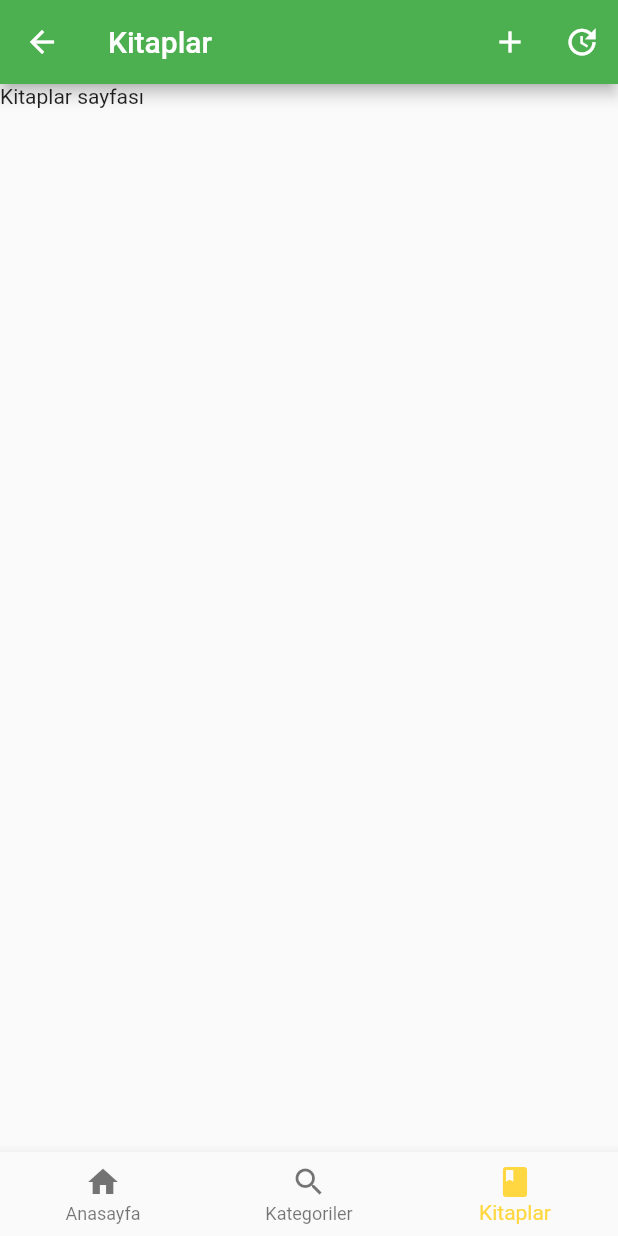
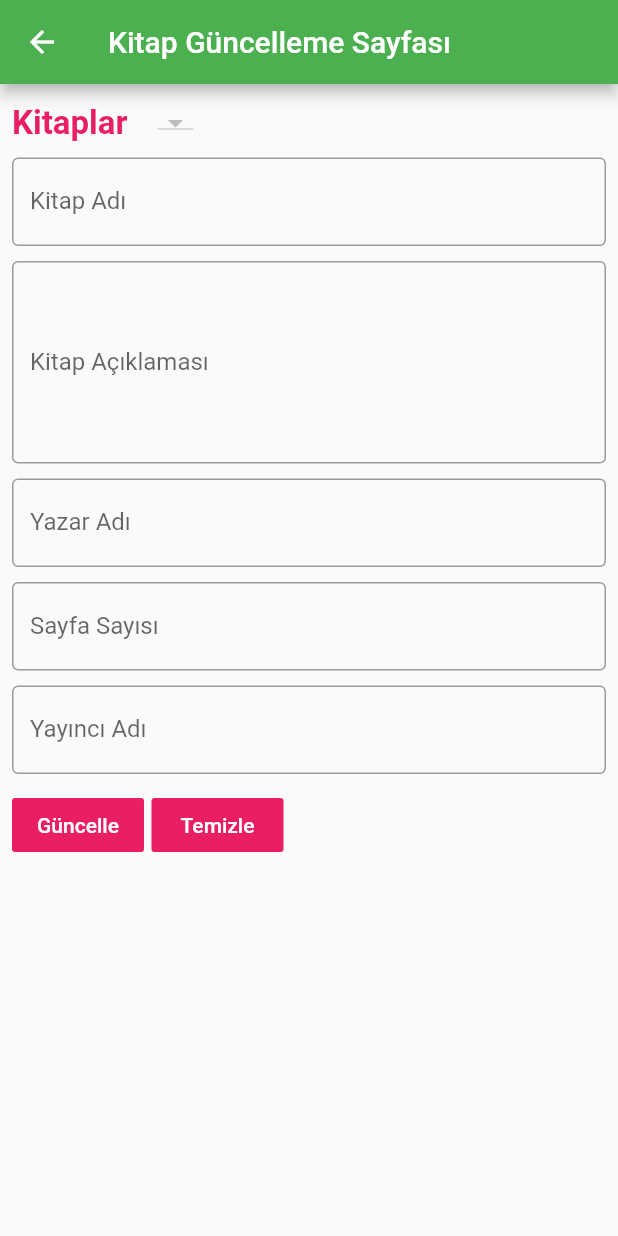
Before and after one commit to berkayismus/book_database, a Flutter app: the DashBoardScreen screen opened by its route, item 3 of the bottom bar chosen, after a tap on the "update" icon, on a phone screen of 412 x 824 dp. Run offline on Flutter 3.47's test engine with Material 2 defaults, Android fonts, the phone set to English and light mode, and no system bars; our stand-ins replace shared_preferences; accounts and stored records are empty; network calls fail.

Commit message:
book update page inserted

```diff
--- a/lib/data/api/book_api.dart
+++ b/lib/data/api/book_api.dart
@@ -18,6 +18,15 @@ class BookApi{
       }
     }
 
+    static Future getBooksAll() async {
+      // sadece aktif -> book_status = 1 olan kitapları getirir
+      var response = await http.get("$base_url/ibdb/books/all.php");
+      if(response.statusCode==200){
+        return response;
+      } else{
+        throw("Kitaplar getirilirken hata");
+      }
+    }
 
     static Future addBook(Book book) async {
       Map data = {
@@ -40,4 +49,21 @@ class BookApi{
       }
     }
 
+    static Future updateBook(Book book,String book_id) async {
+      Map data = {
+        "book_id":book_id,
+        "book_name":book.book_name,
+        "book_detail":book.book_detail,
+        "book_page_number":book.book_page_number.toString(),
+        "book_publisher":book.book_publisher,
+        "book_author":book.book_author
+      };
+      var response = await http.post("$base_url/ibdb/books/update/index.php",body: data);
+      if(response.statusCode==200){
+        return response;
+      }else{
+        throw("Kitap güncellerken hata");
+      }
+    }
+
   }
--- a/lib/main.dart
+++ b/lib/main.dart
@@ -1,6 +1,7 @@
 import 'file:///C:/Users/Berkayismus/AndroidStudioProjects/book_database/lib/screen/category/category_detail_screen.dart';
 import 'file:///C:/Users/Berkayismus/AndroidStudioProjects/book_database/lib/screen/category/categoy_add_screen.dart';
 import 'package:book_database/screen/book/book_add_screen.dart';
+import 'package:book_database/screen/book/book_update_screen.dart';
 import 'package:book_database/screen/category/categoy_update_screen.dart';
 import 'package:book_database/screen/dashboard_screen.dart';
 import 'package:book_database/screen/login_screen.dart';
@@ -26,6 +27,7 @@ class MyApp extends StatelessWidget {
         "/categoryAdd" : (context) => CategoryAddScreen(),
         "/categoryUpdate" : (context) => CategoryUpdateScreen(),
         "/bookAdd" : (context) => BookAddScreen(),
+        "/bookUpdate" : (context) => BookUpdateScreen(),
       },
       onGenerateRoute: (RouteSettings settings){
         List<String> pathElemanlari = settings.name.split("/"); //  / categoryDetail / 1
--- a/lib/models/book.dart
+++ b/lib/models/book.dart
@@ -35,6 +35,9 @@ class Book{
 
   }
 
+  Book.forUpdate(this.book_name,this.book_detail,this.book_page_number,
+      this.book_publisher,this.book_author);
+
   Book.fromJson(Map json){
     this.book_id = json["book_id"];
     this.category_id = json["category_id"];
--- /dev/null
+++ b/lib/screen/book/book_update_screen.dart
@@ -0,0 +1,19 @@
+import 'package:book_database/widgets/book/book_update_widgets.dart';
+import "package:flutter/material.dart";
+
+class BookUpdateScreen extends StatefulWidget {
+  @override
+  _BookUpdateScreenState createState() => _BookUpdateScreenState();
+}
+
+class _BookUpdateScreenState extends State<BookUpdateScreen> {
+  @override
+  Widget build(BuildContext context) {
+    return Scaffold(
+      appBar: AppBar(
+        title: Text("Kitap Güncelleme Sayfası"),
+      ),
+      body: BookUpdateWidgets(),
+    );
+  }
+}
--- a/lib/screen/dashboard_screen.dart
+++ b/lib/screen/dashboard_screen.dart
@@ -86,7 +86,7 @@ class _DashBoardScreenState extends State<DashBoardScreen> {
 
   void _goToUpdateBook() {
     // tıklayınca kitap güncellemeye götürecek fonksiyon
-    //Navigator.pushNamed(context, "/bookUpdate");
+    Navigator.pushNamed(context, "/bookUpdate");
   }
 
   String _buildTitleText() {
--- /dev/null
+++ b/lib/widgets/book/book_update_widgets.dart
@@ -0,0 +1,319 @@
+import 'dart:convert';
+
+import 'package:book_database/data/api/book_api.dart';
+import 'package:book_database/models/book.dart';
+import 'package:flutter/material.dart';
+
+class BookUpdateWidgets extends StatefulWidget {
+  @override
+  _BookUpdateWidgetsState createState() => _BookUpdateWidgetsState();
+}
+
+class _BookUpdateWidgetsState extends State<BookUpdateWidgets> {
+
+  // consts
+  double fieldSpaceHeight = 5.0;
+  double fieldSpaceWidth = 5.0;
+
+  // controllers
+  TextEditingController _bookNameController;
+  TextEditingController _bookDetailController;
+  TextEditingController _bookPageNumberController;
+  TextEditingController _bookPublisherController;
+  TextEditingController _bookAuthorNameController;
+
+  // messages
+  String _message = "";
+
+  // lists
+  List<Book> _bookList = List<Book>();
+  List<DropdownMenuItem<Book>> _bookItems = List<DropdownMenuItem<Book>>();
+  Book _selectedBook;
+
+  @override
+  void initState() {
+    // TODO: implement initState
+    super.initState();
+    _bookNameController = TextEditingController();
+    _bookDetailController = TextEditingController();
+    _bookPublisherController = TextEditingController();
+    _bookPageNumberController = TextEditingController();
+    _bookAuthorNameController = TextEditingController();
+    getBooksFromApi();
+  }
+
+  @override
+  void dispose() {
+    // TODO: implement dispose
+    super.dispose();
+    _bookNameController.dispose();
+    _bookDetailController.dispose();
+    _bookPublisherController.dispose();
+    _bookPageNumberController.dispose();
+    _bookAuthorNameController.dispose();
+  }
+
+  @override
+  Widget build(BuildContext context) {
+    return Padding(
+      padding: EdgeInsets.all(8.0),
+      child: Column(
+        children: <Widget>[
+          buildBooksField(),
+          buildBookNameField(),
+          buildBookDetailField(),
+          bookAuthorNameField(),
+          buildBookPageNumberField(),
+          buildBookPublisherField(),
+          //buildBookTotalScoreField(),
+          //buildBookTotalRepField(),
+          //buildBookAverageScoreField(),
+          buildButtonsField(),
+          buildMessageField(),
+
+        ],
+      ),
+    );
+  }
+
+  buildBookNameField() {
+    return Padding(
+      padding: EdgeInsets.only(top: fieldSpaceHeight,bottom: fieldSpaceHeight),
+      child: Row(
+        children: <Widget>[
+          Expanded(
+            child: TextField(
+              controller: _bookNameController,
+              decoration: InputDecoration(
+                border: OutlineInputBorder(),
+                labelText: "Kitap Adı",
+              ),
+            ),
+          ),
+        ],
+      ),
+    );
+  }
+
+  buildBookDetailField() {
+    return Padding(
+      padding: EdgeInsets.only(top: fieldSpaceHeight,bottom: fieldSpaceHeight),
+      child: Row(
+        children: <Widget>[
+          Expanded(
+            child: TextField(
+              maxLines: 5,
+              controller: _bookDetailController,
+              decoration: InputDecoration(
+                border: OutlineInputBorder(),
+                labelText: "Kitap Açıklaması",
+              ),
+            ),
+          ),
+        ],
+      ),
+    );
+  }
+
+  buildBookPageNumberField() {
+    return Padding(
+      padding: EdgeInsets.only(top: fieldSpaceHeight,bottom: fieldSpaceHeight),
+      child: Row(
+        children: <Widget>[
+          Expanded(
+            child: TextField(
+              maxLines: 1,
+              controller: _bookPageNumberController,
+              decoration: InputDecoration(
+                border: OutlineInputBorder(),
+                labelText: "Sayfa Sayısı",
+              ),
+            ),
+          ),
+        ],
+      ),
+    );
+  }
+
+  buildBookPublisherField() {
+    return Padding(
+      padding: EdgeInsets.only(top: fieldSpaceHeight,bottom: fieldSpaceHeight),
+      child: Row(
+        children: <Widget>[
+          Expanded(
+            child: TextField(
+              maxLines: 1,
+              controller: _bookPublisherController,
+              decoration: InputDecoration(
+                border: OutlineInputBorder(),
+                labelText: "Yayıncı Adı",
+              ),
+            ),
+          ),
+        ],
+      ),
+    );
+  }
+
+  bookAuthorNameField() {
+    return Padding(
+      padding: EdgeInsets.only(top: fieldSpaceHeight,bottom: fieldSpaceHeight),
+      child: Row(
+        children: <Widget>[
+          Expanded(
+            child: TextField(
+              maxLines: 1,
+              controller: _bookAuthorNameController,
+              decoration: InputDecoration(
+                border: OutlineInputBorder(),
+                labelText: "Yazar Adı",
+              ),
+            ),
+          ),
+        ],
+      ),
+    );
+  }
+
+  buildButtonsField() {
+    return Padding(
+      padding: EdgeInsets.only(top: fieldSpaceHeight,bottom: fieldSpaceHeight),
+      child: Row(
+        children: <Widget>[
+          FlatButton(
+            child: Text("Güncelle"),
+            color: Colors.pink,
+            textColor: Colors.white,
+            onPressed: _bookUpdateClicked,
+          ),
+          SizedBox(width: 5,),
+          FlatButton(
+            child: Text("Temizle"),
+            color: Colors.pink,
+            textColor: Colors.white,
+            onPressed: _bookResetClicked,
+          ),
+        ],
+      ),
+    );
+  }
+
+  void _bookUpdateClicked() {
+    // kitap güncelleme butonuna basıldığında burası çalışacak
+    String bookName = _bookNameController.text;
+    String bookDetail = _bookDetailController.text;
+    int bookPageNumber = int.tryParse(_bookPageNumberController.text);
+    String bookPublisher = _bookPublisherController.text;
+    int bookStatus = 1;
+    double bookTotalScore = 10;
+    double bookTotalRep = 2;
+    double bookAverageScore = 5;
+    String categoryId = _selectedBook.category_id;
+    String bookAuthor = _bookAuthorNameController.text;
+
+    Book updatedBook = Book.forUpdate(bookName,bookDetail,bookPageNumber,
+        bookPublisher,bookAuthor);
+
+    String bookId = _selectedBook.book_id;
+
+    // api çalıştırılacak
+    BookApi.updateBook(updatedBook,bookId).then((response) {
+      setState(() {
+        var jsonData = jsonDecode(response.body);
+        _message = jsonData["message"];
+      });
+    });
+  }
+
+  void _bookResetClicked() {
+      // temizle butonuna basıldığında burası çalışacak
+      setState(() {
+        _bookNameController.text = "";
+        _bookDetailController.text = "";
+        _bookPageNumberController.text = "";
+        _bookPublisherController.text = "";
+        _bookAuthorNameController.text = "";
+        _message = "";
+      });
+  }
+
+  buildBooksField() {
+    return Padding(
+      padding: EdgeInsets.only(top: fieldSpaceHeight,bottom: fieldSpaceHeight),
+      child: Row(
+        children: <Widget>[
+          Text("Kitaplar",style: _customTextStyle(),),
+          SizedBox(width: 20,),
+          buildDDMenu(),
+        ],
+      ),
+    );
+  }
+
+  buildMessageField() {
+    return Text(_message,style: _customTextStyle(),);
+  }
+
+  void getBooksFromApi() {
+    BookApi.getBooksAll().then((response) {
+      setState(() {
+        Iterable bookList = jsonDecode(response.body);
+        this._bookList = bookList.map((book) => Book.fromJson(book)).toList();
+        _selectedBook = _bookList[0];
+        getBookWidgets();
+        setTextFields();
+      });
+    });
+  }
+
+  List<DropdownMenuItem> getBookWidgets() {
+    for(Book book in _bookList){
+      _bookItems.add(getBookWidget(book));
+    }
+    return _bookItems;
+  }
+
+  DropdownMenuItem<Book> getBookWidget(Book book) {
+    return DropdownMenuItem(
+      child: Text(book.book_name),
+      value: book,
+    );
+  }
+
+  _customTextStyle() {
+    return TextStyle(
+      color: Colors.pink,
+      fontWeight: FontWeight.bold,
+      fontSize: 22,
+    );
+  }
+
+  buildDDMenu() {
+    return DropdownButton(
+      items: _bookItems,
+      value: _selectedBook,
+      onChanged: (value) => onChangedBook(value),
+    );
+  }
+
+  onChangedBook(value) {
+    setState(() {
+      _selectedBook = value;
+      _bookNameController.text = _selectedBook.book_name;
+      _bookDetailController.text = _selectedBook.book_detail;
+      _bookAuthorNameController.text = _selectedBook.book_author;
+      _bookPageNumberController.text = _selectedBook.book_page_number.toString();
+      _bookPublisherController.text = _selectedBook.book_publisher;
+    });
+  }
+
+  void setTextFields() {
+    _bookNameController.text = _selectedBook.book_name;
+    _bookDetailController.text = _selectedBook.book_detail;
+    _bookAuthorNameController.text = _selectedBook.book_author;
+    _bookPageNumberController.text = _selectedBook.book_page_number.toString();
+    _bookPublisherController.text = _selectedBook.book_publisher;
+  }
+
+
+}
```
